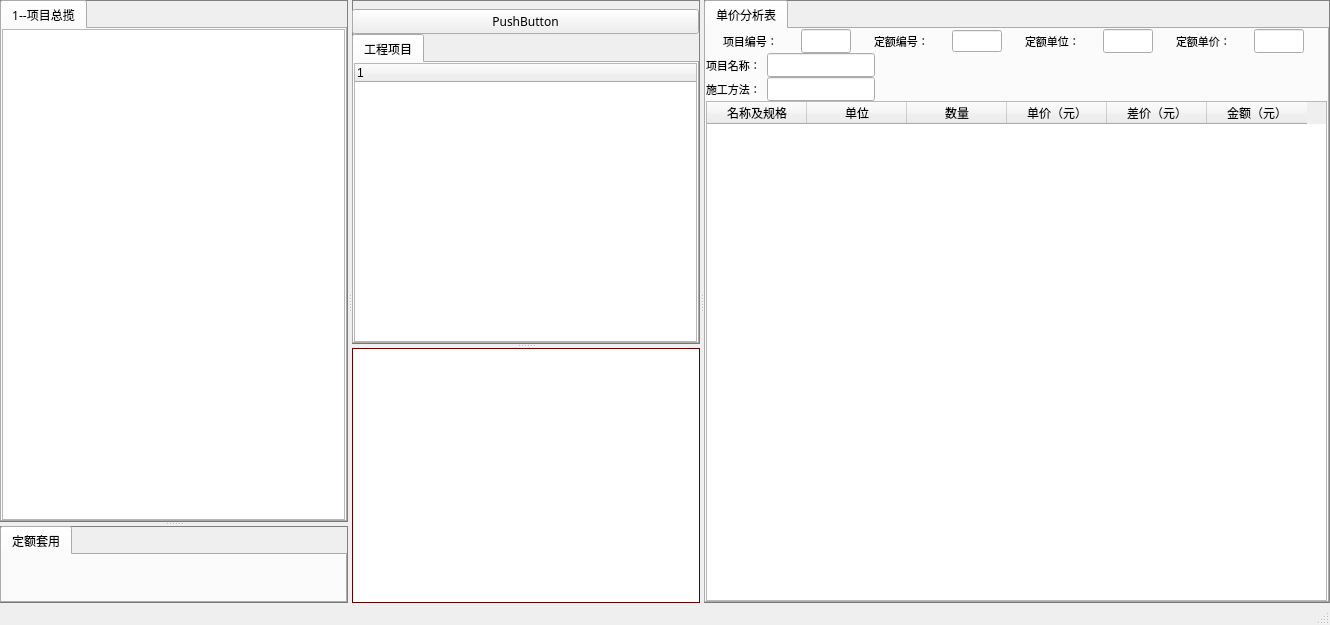
sun97530663/sdsl, file mainwindow.ui: the form before one commit.
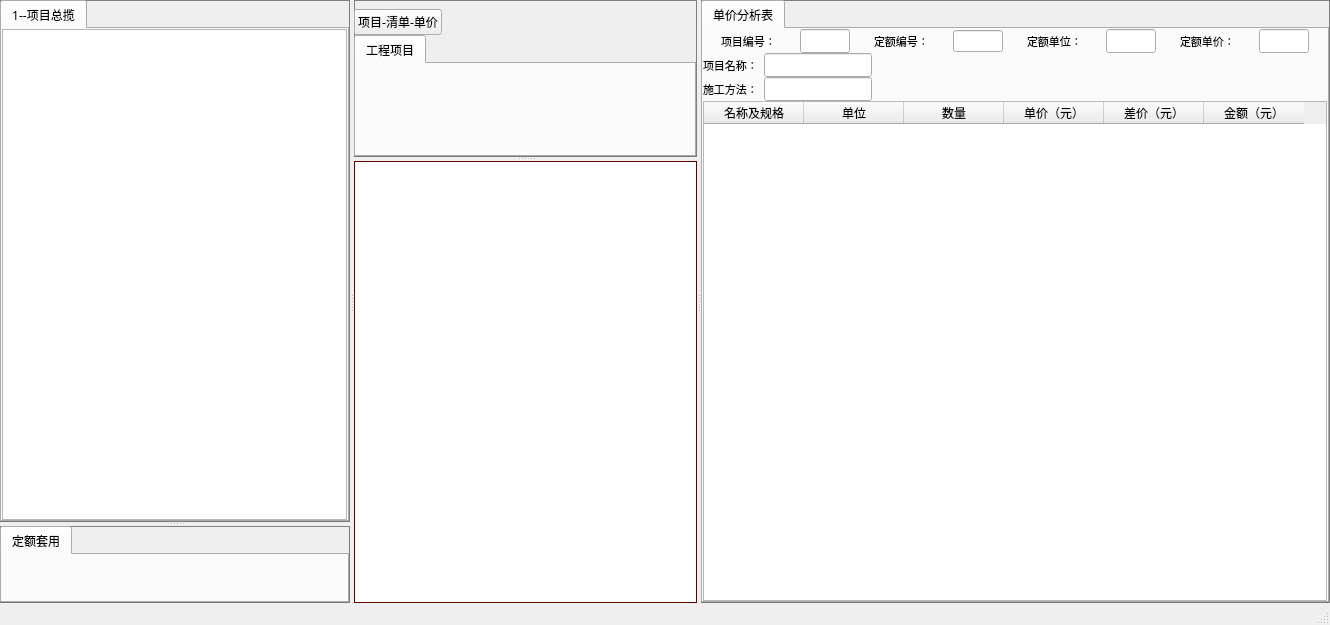
The form after the commit.

```diff
--- a/mainwindow.ui
+++ b/mainwindow.ui
@@ -499,8 +499,19 @@
           </property>
           <item>
            <widget class="QPushButton" name="pushButton">
+            <property name="sizePolicy">
+             <sizepolicy hsizetype="Fixed" vsizetype="Fixed">
+              <horstretch>0</horstretch>
+              <verstretch>0</verstretch>
+             </sizepolicy>
+            </property>
+            <property name="font">
+             <font>
+              <family>微软雅黑</family>
+             </font>
+            </property>
             <property name="text">
-             <string>PushButton</string>
+             <string>项目-清单-单价</string>
             </property>
            </widget>
           </item>
@@ -534,15 +545,6 @@
               <property name="bottomMargin">
                <number>0</number>
               </property>
-              <item>
-               <widget class="QTreeWidget" name="treeWidget">
-                <column>
-                 <property name="text">
-                  <string notr="true">1</string>
-                 </property>
-                </column>
-               </widget>
-              </item>
              </layout>
             </widget>
            </widget>
```
Left out of the diff: 2 changed lines with no effect on the pictures.
